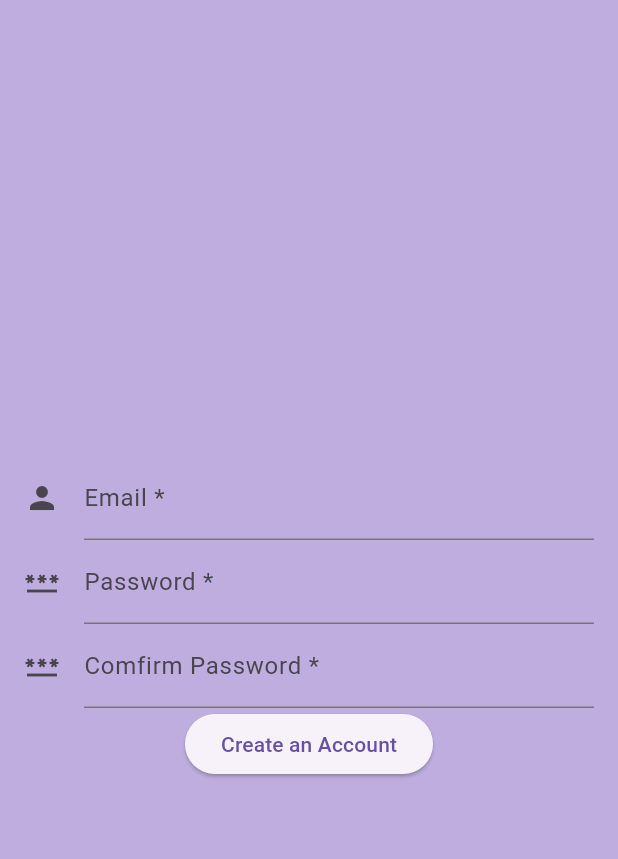
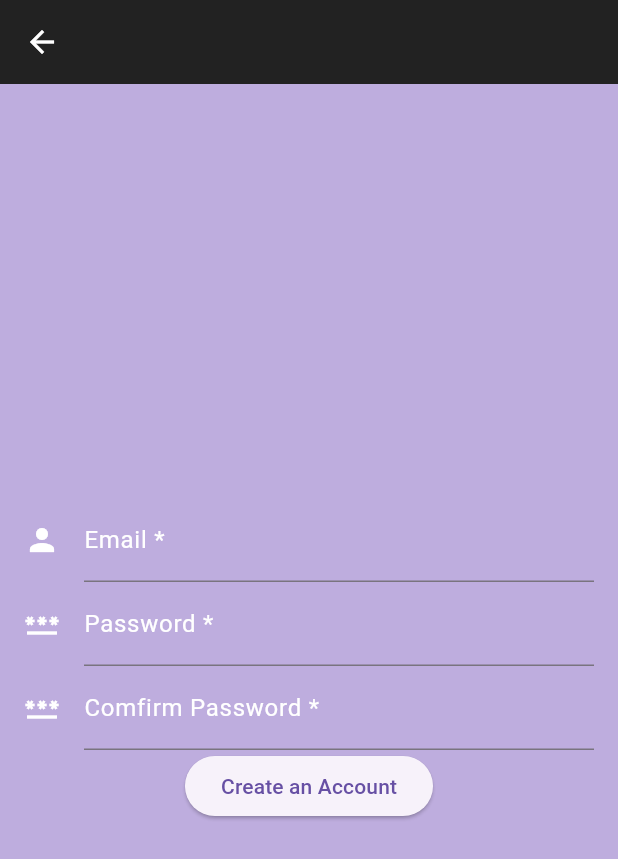
Before and after one commit to SuperMouse101/catlogger, a Flutter app: the CreateUser screen opened by its route, on a phone screen of 412 x 824 dp. Shown: the top 859 px of the screen. Run offline on Flutter 3.47's test engine with Material 3 defaults, Android fonts, the phone set to English and light mode, and no system bars; our stand-ins replace cloud_firestore, firebase_auth, firebase_core, go_router; accounts and stored records are empty; generated files the repository leaves out were written again.

Commit message:
fixxed some coloring issues

```diff
--- a/lib/create.dart
+++ b/lib/create.dart
@@ -1,3 +1,4 @@
+import 'package:catlogger/auth.dart';
 import 'package:flutter/material.dart';
 import 'package:go_router/go_router.dart';
 import 'package:firebase_auth/firebase_auth.dart';
@@ -31,6 +32,18 @@ class _CreateUserState extends State<CreateUser> {
   @override
   Widget build(BuildContext context) {
     return Scaffold(
+      appBar: AppBar(
+        backgroundColor: Color.fromARGB(255, 34, 34, 34),
+        leading: IconButton(
+          onPressed: () {
+            Navigator.push(
+              context,
+              MaterialPageRoute(builder: (context) => const AuthPage()),
+            );
+          },
+          icon: Icon(Icons.arrow_back, color: Color.fromARGB(255,255,255,255),)
+        ),
+      ),
       body: Container(
         margin: const EdgeInsets.all(16),
         child: Form(
@@ -40,9 +53,12 @@ class _CreateUserState extends State<CreateUser> {
               Spacer(),
               TextFormField(
                 controller: _emailController,
+                style: TextStyle(color: Colors.white),
                 decoration: const InputDecoration(
                   labelText: 'Email *',
                   icon: Icon(Icons.person),
+                  iconColor: Colors.white,
+                  labelStyle: TextStyle(color: Colors.white),
                 ),
                 validator:(value) {
                   if(value == null || value.isEmpty){
@@ -56,9 +72,12 @@ class _CreateUserState extends State<CreateUser> {
                 obscureText: true,
                 autocorrect: false,
                 enableSuggestions: false,
+                style: TextStyle(color: Colors.white),
                 decoration: const InputDecoration(
                   labelText: 'Password *',
                   icon: Icon(Icons.password),
+                  iconColor: Colors.white,
+                  labelStyle: TextStyle(color: Colors.white),
                 ),
                 validator:(value) {
                   if(value == null || value.isEmpty){
@@ -74,9 +93,12 @@ class _CreateUserState extends State<CreateUser> {
                 obscureText: true,
                 autocorrect: false,
                 enableSuggestions: false,
+                style: TextStyle(color: Colors.white),
                 decoration: const InputDecoration(
                   labelText: 'Comfirm Password *',
                   icon: Icon(Icons.password),
+                  iconColor: Colors.white,
+                  labelStyle: TextStyle(color: Colors.white),
                 ),
                 validator:(value) {
                   if(value != _passwordController.text){
--- a/lib/user_settings.dart
+++ b/lib/user_settings.dart
@@ -1,4 +1,5 @@
 /* Cat Logger User Settings Page.*/
+import 'package:catlogger/auth.dart';
 import 'package:flutter/material.dart';
 import 'package:go_router/go_router.dart';
 import 'package:firebase_auth/firebase_auth.dart';
@@ -18,6 +19,10 @@ class _MyUserPageState extends State<MyUserPage> {
     await FirebaseAuth.instance.signOut();
     if(mounted){
       context.go('/');
+      Navigator.push(
+        context,
+        MaterialPageRoute(builder: (context) => const AuthPage()),
+      );
     }
   }
 
```
Also changed, not shown: lib/login.dart (+21 -1 lines).
